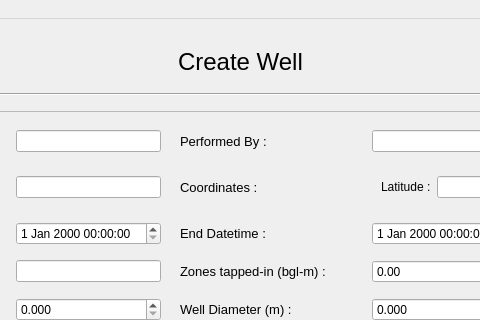
Above: create_well.ui from dhairyashil-G/CGWB-Desktop-App before the change; both pictures show x 154 to 634 and y 0 to 320 of the 789 by 600 pixel window. Below: the same form after it.
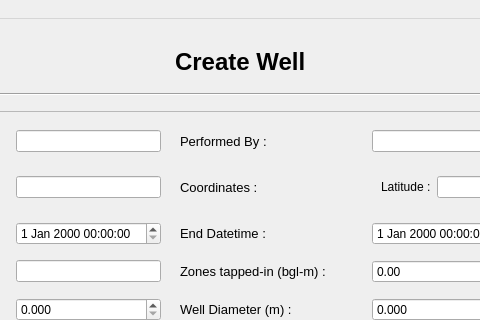
That is the form after the change.

The edit to the form file:
```diff
--- a/create_well.ui
+++ b/create_well.ui
@@ -29,6 +29,8 @@
          <property name="font">
           <font>
            <pointsize>18</pointsize>
+           <weight>75</weight>
+           <bold>true</bold>
           </font>
          </property>
          <property name="text">
```
